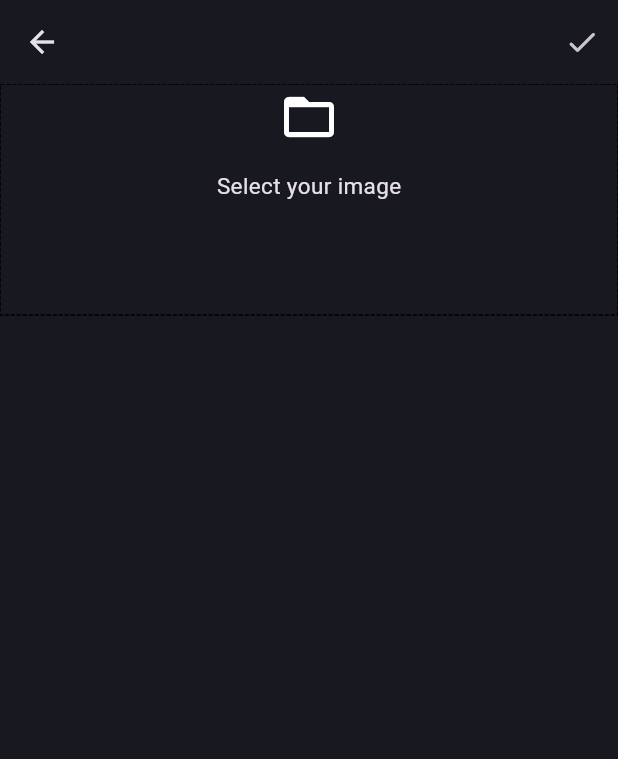
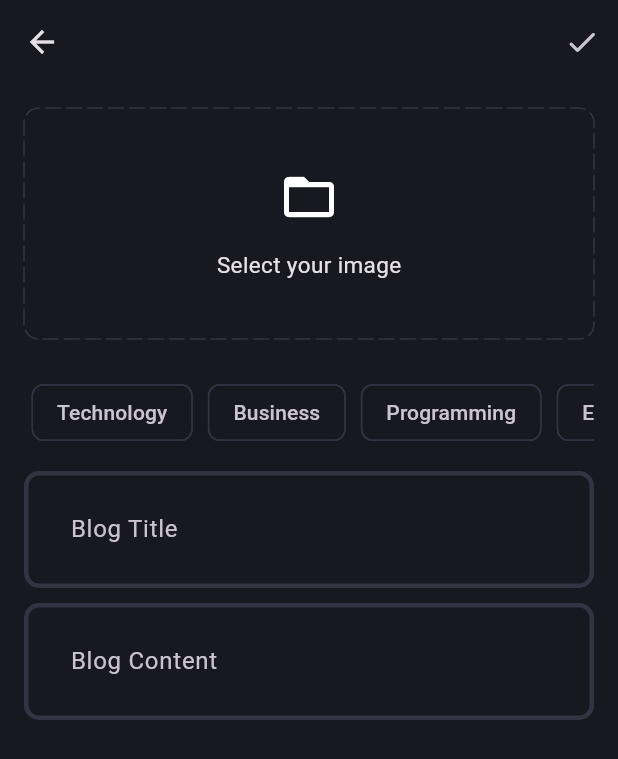
Before and after one commit to araohatkokate/StoryLine, a Flutter app: the AddNewBlogPage screen opened directly, on a phone screen of 412 x 824 dp. Shown: the top 759 px of the screen. Run offline on Flutter 3.47's test engine with Material 3 defaults, Android fonts, the phone set to English and light mode, and no system bars; drawn by our look-alikes of dotted_border; our stand-ins replace flutter_bloc, fpdart, get_it, supabase_flutter; accounts and stored records are empty.

Commit message:
finished complete blog page UI

```diff
--- a/story_line/lib/core/theme/theme.dart
+++ b/story_line/lib/core/theme/theme.dart
@@ -14,6 +14,10 @@ class AppTheme {
     appBarTheme: const AppBarTheme(
       backgroundColor: AppPallete.backgroundColor,
     ),
+    chipTheme: const ChipThemeData(
+      color: WidgetStatePropertyAll(AppPallete.backgroundColor,),
+      side: BorderSide.none,
+    ),
     inputDecorationTheme: InputDecorationTheme(
       contentPadding: const EdgeInsets.all(27),
       enabledBorder: _border(),
--- a/story_line/lib/features/blog/presentation/pages/add_new_blog_page.dart
+++ b/story_line/lib/features/blog/presentation/pages/add_new_blog_page.dart
@@ -1,5 +1,7 @@
 import 'package:dotted_border/dotted_border.dart';
 import 'package:flutter/material.dart';
+import 'package:story_line/core/theme/app_pallete.dart';
+import 'package:story_line/features/blog/presentation/widgets/blog_editor.dart';
 
 class AddNewBlogPage extends StatefulWidget {
   static route() => MaterialPageRoute(builder: (context) => const AddNewBlogPage(),);
@@ -10,6 +12,17 @@ class AddNewBlogPage extends StatefulWidget {
 }
 
 class _AddNewBlogPageState extends State<AddNewBlogPage> {
+  final titleController = TextEditingController();
+  final contentController = TextEditingController();
+  List<String> selectedTopics = [];
+
+  @override
+  void dispose() {
+    super.dispose();
+    titleController.dispose();
+    contentController.dispose();
+  }
+
   @override
   Widget build(BuildContext context) {
     return Scaffold(
@@ -18,13 +31,22 @@ class _AddNewBlogPageState extends State<AddNewBlogPage> {
           IconButton(onPressed: () {}, icon: Icon(Icons.done_rounded))
         ],
       ),
-      body: Column(
+      body: SingleChildScrollView(
+        child: Padding(
+          padding: const EdgeInsets.all(16.0),
+          child: Column(
             children: [
               DottedBorder(
+                color: AppPallete.borderColor,
+                dashPattern: const [10, 4],
+                radius: const Radius.circular(10),
+                borderType: BorderType.RRect,
+                strokeCap: StrokeCap.round,
                 child: Container(
                   height: 150,
                   width: double.infinity,
                   child: const Column(
+                    mainAxisAlignment: MainAxisAlignment.center,
                     children: [
                       Icon(
                         Icons.folder_open, size: 40,
@@ -40,7 +62,38 @@ class _AddNewBlogPageState extends State<AddNewBlogPage> {
                   ),
                 ),
               ),
+              const SizedBox(height: 20),
+              SingleChildScrollView(
+                scrollDirection: Axis.horizontal,
+                child: Row(
+                  children: [
+                    'Technology',
+                    'Business',
+                    'Programming',
+                    'Entertainment',
+                    ].map((e) => Padding(
+                      padding: const EdgeInsets.all(5.0),
+                      child: GestureDetector(
+                        onTap: () {
+                          if(selectedTopics.contains(e)) {
+                            selectedTopics.remove(e);
+                          }
+
+                          else {
+                          selectedTopics.add(e);}
+                          setState(() {});
+                        },
+                        child: Chip(label: Text(e), color: selectedTopics.contains(e) ? const WidgetStatePropertyAll(AppPallete.gradient1) : null, side: selectedTopics.contains(e) ? null: const BorderSide(color: AppPallete.borderColor),)),
+                    ),).toList(),
+                ),
+              ),
+              const SizedBox(height: 10),
+              BlogEditor(controller: titleController, hintText: 'Blog Title',),
+              const SizedBox(height: 10),
+              BlogEditor(controller: contentController, hintText: 'Blog Content',),
             ],
+          ),
+        ),
       )
     );
   }
--- /dev/null
+++ b/story_line/lib/features/blog/presentation/widgets/blog_editor.dart
@@ -0,0 +1,16 @@
+import 'package:flutter/material.dart';
+
+class BlogEditor extends StatelessWidget {
+  final TextEditingController controller;
+  final String hintText;
+  const BlogEditor({super.key, required this.controller, required this.hintText});
+
+  @override
+  Widget build(BuildContext context) {
+    return TextFormField(
+      controller: controller,
+      decoration: InputDecoration(hintText: hintText),
+      maxLines: null,
+    );
+  }
+}
```
Lines whose indentation alone changed are shown as unchanged.
